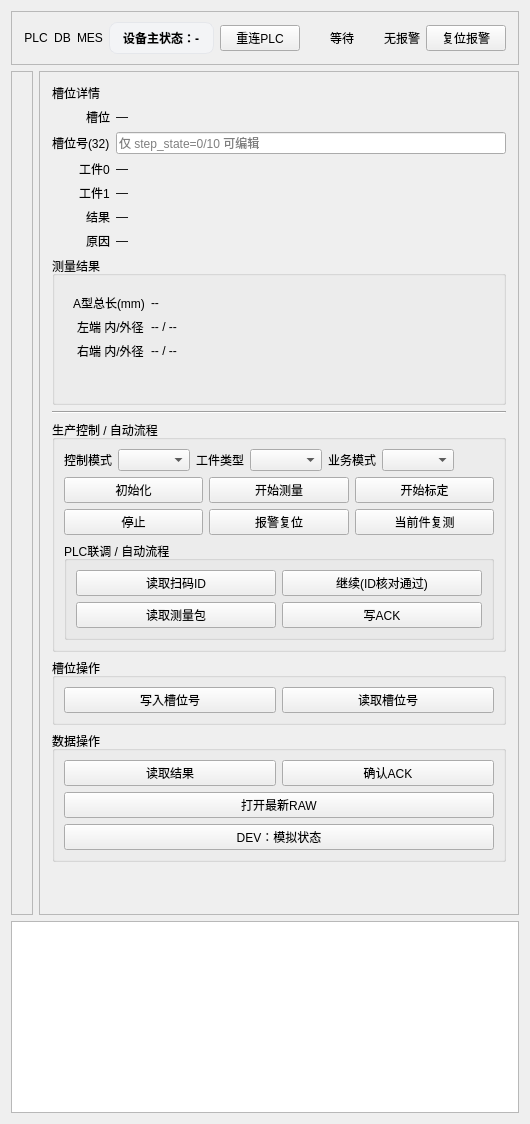
Before: the Qt Designer form apps/hmi_qt/production_widget.ui in xiaoan537/hmi_measure_mysql, drawn with Qt 5.
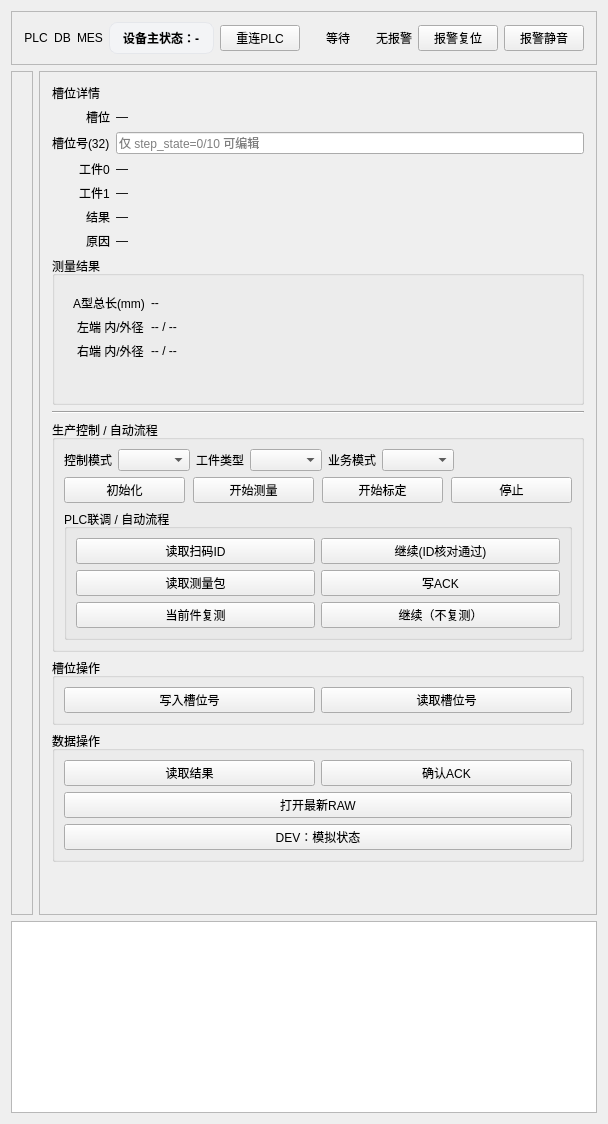
After: the same form once the commit is applied.

Commit message: 修改内容：在点击开始测量、初始化、开始标定的按钮后，直接再写一次mode+category；控制模式和类型默认是自动和A型；                                       当前件复测 已迁移到 PLC联调 / 自动流程，并新增 继续（不复测） 按钮。

The edit to the form file:
```diff
--- a/apps/hmi_qt/production_widget.ui
+++ b/apps/hmi_qt/production_widget.ui
@@ -144,7 +144,14 @@
         <item>
          <widget class="QPushButton" name="btnResetAlarm">
           <property name="text">
-           <string>复位报警</string>
+           <string>报警复位</string>
+          </property>
+         </widget>
+        </item>
+        <item>
+         <widget class="QPushButton" name="btnAlarmMute">
+          <property name="text">
+           <string>报警静音</string>
           </property>
          </widget>
         </item>
@@ -511,6 +518,12 @@
            </item>
            <item>
             <layout class="QGridLayout" name="gridRunCmd">
+             <property name="horizontalSpacing">
+              <number>8</number>
+             </property>
+             <property name="verticalSpacing">
+              <number>8</number>
+             </property>
              <item row="0" column="0">
               <widget class="QPushButton" name="btnInit">
                <property name="text">
@@ -541,30 +554,13 @@
                </property>
               </widget>
              </item>
-             <item row="1" column="0">
+             <item row="0" column="3">
               <widget class="QPushButton" name="btnStop2">
                <property name="text">
                 <string>停止</string>
                </property>
-               <property name="minimumHeight">
-                <number>34</number>
-               </property>
-              </widget>
-             </item>
-             <item row="1" column="1">
-              <widget class="QPushButton" name="btnReset2">
-               <property name="text">
-                <string>报警复位</string>
-               </property>
-               <property name="minimumHeight">
-                <number>34</number>
-               </property>
-              </widget>
-             </item>
-             <item row="1" column="2">
-              <widget class="QPushButton" name="btnRetest">
-               <property name="text">
-                <string>当前件复测</string>
+               <property name="minimumWidth">
+                <number>120</number>
                </property>
                <property name="minimumHeight">
                 <number>34</number>
@@ -619,6 +615,26 @@
                 </property>
                </widget>
               </item>
+              <item row="2" column="0">
+               <widget class="QPushButton" name="btnRetest">
+                <property name="text">
+                 <string>当前件复测</string>
+                </property>
+                <property name="minimumHeight">
+                 <number>34</number>
+                </property>
+               </widget>
+              </item>
+              <item row="2" column="1">
+               <widget class="QPushButton" name="btnContinueNoRetest">
+                <property name="text">
+                 <string>继续（不复测）</string>
+                </property>
+                <property name="minimumHeight">
+                 <number>34</number>
+                </property>
+               </widget>
+              </item>
              </layout>
             </widget>
            </item>
```
Left out of the diff: 9 changed lines with no effect on the pictures. The commit also changes 8 other files.
